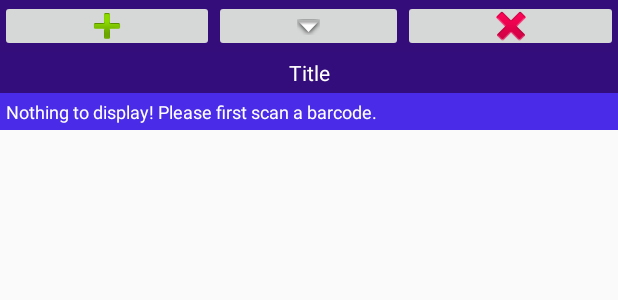
After one commit to Huw-man/SICK-AR, an Android app: the layout ar_item.xml on its own in the app's theme, with its tools: preview values and no code run, on a phone screen of 412 x 824 dp. The commit adds this screen. Shown: the top 300 px of the screen. Run offline under Robolectric (Android 15) with nearby library versions, the phone set to English and light mode, and no system bars.

Commit message:
displays image

```diff
--- a/app/build.gradle
+++ b/app/build.gradle
@@ -39,6 +39,7 @@ dependencies {
     implementation "androidx.lifecycle:lifecycle-extensions:2.0.0"
     implementation 'com.android.support:cardview-v7:28.0.0'
     implementation 'org.jetbrains:annotations:15.0'
+    implementation 'com.google.code.gson:gson:2.8.2'
 }
 
 apply plugin: 'com.google.gms.google-services'
--- /dev/null
+++ b/app/src/main/res/layout/ar_item.xml
@@ -0,0 +1,79 @@
+<?xml version="1.0" encoding="utf-8"?>
+
+
+<LinearLayout xmlns:android="http://schemas.android.com/apk/res/android"
+    xmlns:app="http://schemas.android.com/apk/res-auto"
+    xmlns:tools="http://schemas.android.com/tools"
+    android:id="@+id/outer_layout"
+    android:layout_width="match_parent"
+    android:layout_height="match_parent"
+    android:orientation="vertical">
+
+    <LinearLayout
+        android:id="@+id/top_bar_layout"
+        android:layout_width="match_parent"
+        android:layout_height="wrap_content"
+        android:background="#340D7B"
+        android:orientation="horizontal">
+
+        <ImageButton
+            android:id="@+id/add"
+            android:layout_width="wrap_content"
+            android:layout_height="wrap_content"
+            android:layout_weight="1"
+            android:contentDescription="@string/additional"
+            android:minWidth="0dp"
+            android:minHeight="0dp"
+            android:padding="1dp"
+            app:srcCompat="@android:drawable/ic_input_add" />
+
+        <ImageButton
+            android:id="@+id/min"
+            android:layout_width="wrap_content"
+            android:layout_height="match_parent"
+            android:layout_weight="1"
+            android:contentDescription="@string/display_ar"
+            android:minWidth="0dp"
+            android:minHeight="0dp"
+            android:paddingHorizontal="1dp"
+            app:srcCompat="@android:drawable/arrow_down_float" />
+
+        <ImageButton
+            android:id="@+id/close"
+            android:layout_width="wrap_content"
+            android:layout_height="wrap_content"
+            android:layout_weight="1"
+            android:contentDescription="@string/clear_ar"
+            android:minWidth="0dp"
+            android:minHeight="0dp"
+            android:padding="1dp"
+            app:srcCompat="@android:drawable/ic_delete" />
+    </LinearLayout>
+
+    <TextView
+        android:id="@+id/item_name"
+        android:layout_width="match_parent"
+        android:layout_height="wrap_content"
+        android:layout_marginTop="0dp"
+        android:background="#F2290074"
+        android:padding="4dp"
+        android:text="@string/title_placeholder"
+        android:textAlignment="center"
+        android:textColor="@android:color/white"
+        android:textSize="14sp"
+        app:layout_constraintTop_toTopOf="parent"
+        tools:layout_editor_absoluteX="0dp" />
+
+    <TextView
+        android:id="@+id/item_body"
+        android:layout_width="match_parent"
+        android:layout_height="wrap_content"
+        android:background="#F34021E7"
+        android:padding="4dp"
+        android:text="@string/barcode_info_default"
+        android:textColor="@android:color/white"
+        android:textSize="12sp"
+        app:layout_constraintTop_toBottomOf="@+id/item_name"
+        tools:layout_editor_absoluteX="0dp" />
+
+</LinearLayout>
--- a/app/src/main/res/values/strings.xml
+++ b/app/src/main/res/values/strings.xml
@@ -6,4 +6,5 @@
     <string name="clear_ar">AR</string>
     <string name="display_ar">AR</string>
     <string name="tabs_prompt">Systems</string>
+    <string name="additional">additional</string>
 </resources>
```
Also changed, not shown: app/src/main/java/com/example/sickar/ARScene.java (+128 -19 lines), app/src/main/java/com/example/sickar/BarcodeData.java (+24 -4 lines), app/src/main/java/com/example/sickar/DataViewModel.java (+30 -0 lines), app/src/main/java/com/example/sickar/Item.java (+51 -7 lines), app/src/main/java/com/example/sickar/ItemRecyclerViewAdapter.java (+4 -9 lines), app/src/main/java/com/example/sickar/MainActivity.java (+23 -8 lines), app/src/main/java/com/example/sickar/NetworkRequest.java (+26 -0 lines), app/src/main/java/com/example/sickar/Utils.java (+31 -2 lines), app/src/main/res/layout/ar_picture.xml (renamed from app/src/main/res/layout/ar_item_card.xml, +9 -14 lines).
